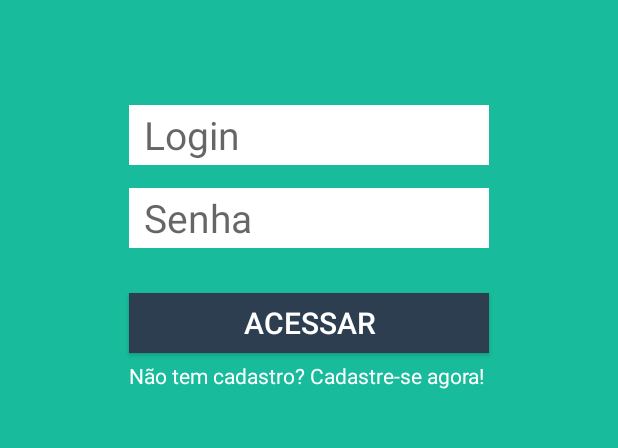
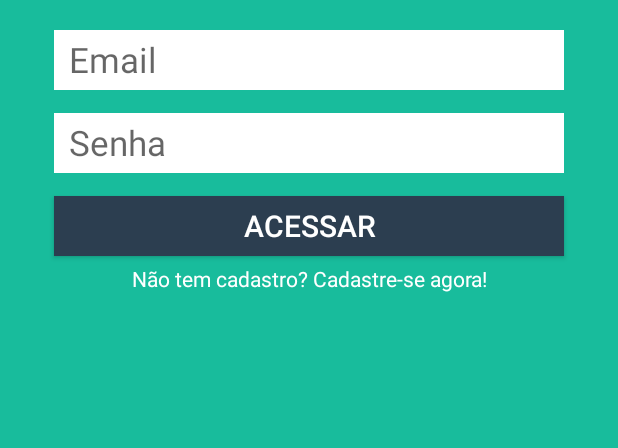
Before and after one commit to vicanalles/maoaberta, an Android app: the screen it shows after launch (LoginActivity), on a phone screen of 412 x 824 dp, the part 354-802 px from its top. Run offline under Robolectric (Android 15) with nearby library versions, the phone set to English and light mode, and no system bars; our stand-ins replace CircleImageView.

Commit message:
Alteracoes de layout na tela de cadastro e login

```diff
--- a/app/src/main/java/com/maoaberta/vinicius/maoaberta/presentation/ui/activity/CadastroActivity.java
+++ b/app/src/main/java/com/maoaberta/vinicius/maoaberta/presentation/ui/activity/CadastroActivity.java
@@ -2,11 +2,14 @@ package com.maoaberta.vinicius.maoaberta.presentation.ui.activity;
 
 import android.content.res.ColorStateList;
 import android.graphics.Color;
+import android.graphics.Typeface;
 import android.os.Bundle;
 import android.support.annotation.Nullable;
 import android.support.design.widget.TabLayout;
 import android.support.v4.view.ViewPager;
 import android.support.v7.app.AppCompatActivity;
+import android.view.LayoutInflater;
+import android.widget.TextView;
 
 import com.maoaberta.vinicius.maoaberta.R;
 import com.maoaberta.vinicius.maoaberta.presentation.ui.adapter.ViewPagerAdapter;
@@ -41,5 +44,12 @@ public class CadastroActivity extends AppCompatActivity {
         tabs.setTabTextColors(ColorStateList.valueOf(Color.WHITE));
         tabs.setSelectedTabIndicatorColor(Color.WHITE);
         tabs.setupWithViewPager(pager);
+
+        //Definição da fonte e da cor do texto das tabs
+        for(int i = 0; i < tabs.getTabCount(); i++){
+            TextView tv = (TextView) LayoutInflater.from(this).inflate(R.layout.custom_tab, null);
+            tv.setTypeface(Typeface.SANS_SERIF);
+            tabs.getTabAt(i).setCustomView(tv);
+        }
     }
 }
--- a/app/src/main/java/com/maoaberta/vinicius/maoaberta/presentation/ui/activity/LoginActivity.java
+++ b/app/src/main/java/com/maoaberta/vinicius/maoaberta/presentation/ui/activity/LoginActivity.java
@@ -4,6 +4,7 @@ import android.content.Intent;
 import android.os.Bundle;
 import android.support.v7.app.AppCompatActivity;
 import android.view.View;
+import android.widget.EditText;
 import android.widget.TextView;
 
 import com.maoaberta.vinicius.maoaberta.R;
@@ -15,12 +16,16 @@ import com.maoaberta.vinicius.maoaberta.R;
 public class LoginActivity extends AppCompatActivity{
 
     TextView textViewAbrirCadastro;
+    EditText editTextEmail;
+    EditText editTextPassword;
 
     @Override
     protected void onCreate(Bundle savedInstanceState) {
         super.onCreate(savedInstanceState);
         setContentView(R.layout.activity_login);
 
+        editTextEmail = (EditText) findViewById(R.id.edit_text_login);
+        editTextPassword = (EditText) findViewById(R.id.edit_text_password);
         textViewAbrirCadastro = (TextView) findViewById(R.id.text_view_abrir_cadastro);
 
         textViewAbrirCadastro.setOnClickListener(new View.OnClickListener() {
--- a/app/src/main/res/layout/activity_cadastro.xml
+++ b/app/src/main/res/layout/activity_cadastro.xml
@@ -1,7 +1,6 @@
 <?xml version="1.0" encoding="utf-8"?>
 <LinearLayout xmlns:android="http://schemas.android.com/apk/res/android"
     xmlns:app="http://schemas.android.com/apk/res-auto"
-    xmlns:tools="http://schemas.android.com/tools"
     android:layout_width="match_parent"
     android:layout_height="match_parent"
     android:background="@color/backgroundColorApp"
--- a/app/src/main/res/layout/activity_login.xml
+++ b/app/src/main/res/layout/activity_login.xml
@@ -23,51 +23,54 @@
 
         <EditText
             android:id="@+id/edit_text_login"
-            android:layout_width="240dp"
+            android:layout_width="340dp"
             android:layout_height="40dp"
             android:layout_below="@id/image_view_logo_app_login"
             android:layout_centerHorizontal="true"
-            android:layout_marginTop="70dp"
+            android:layout_marginTop="20dp"
             android:background="@color/textColorApp"
-            android:hint="Login"
+            android:hint="Email"
+            android:inputType="text"
             android:paddingLeft="10dp"
             android:textColor="@android:color/black"
-            android:textSize="26sp" />
+            android:textSize="23sp" />
 
         <EditText
             android:id="@+id/edit_text_password"
-            android:layout_width="240dp"
+            android:layout_width="340dp"
             android:layout_height="40dp"
             android:layout_below="@id/edit_text_login"
+            android:layout_centerHorizontal="true"
             android:layout_marginTop="15dp"
             android:background="@color/textColorApp"
             android:hint="Senha"
+            android:inputType="text"
             android:paddingLeft="10dp"
             android:textColor="@android:color/black"
-            android:textSize="26sp"
-            android:layout_centerHorizontal="true"/>
+            android:textSize="23sp" />
 
         <Button
             android:id="@+id/button_login_app"
-            android:layout_width="240dp"
+            android:layout_width="340dp"
             android:layout_height="40dp"
             android:layout_below="@id/edit_text_password"
-            android:layout_marginTop="30dp"
+            android:layout_centerHorizontal="true"
+            android:layout_marginTop="15dp"
             android:background="@color/tabLayoutBottomColor"
             android:text="Acessar"
             android:textColor="@color/textColorApp"
-            android:textSize="20sp"
-            android:layout_centerHorizontal="true"/>
+            android:textSize="20sp" />
 
         <TextView
             android:id="@+id/text_view_abrir_cadastro"
-            android:layout_width="240dp"
+            android:layout_width="340dp"
             android:layout_height="20dp"
             android:layout_below="@id/button_login_app"
+            android:layout_centerHorizontal="true"
             android:layout_marginTop="5dp"
             android:text="Não tem cadastro? Cadastre-se agora!"
-            android:textColor="@color/textColorApp"
-            android:layout_centerHorizontal="true"/>
+            android:textAlignment="center"
+            android:textColor="@color/textColorApp" />
     </RelativeLayout>
 
 </LinearLayout>
--- /dev/null
+++ b/app/src/main/res/layout/custom_tab.xml
@@ -0,0 +1,11 @@
+<?xml version="1.0" encoding="utf-8"?>
+<TextView xmlns:android="http://schemas.android.com/apk/res/android"
+    android:id="@android:id/text1"
+    android:layout_width="match_parent"
+    android:layout_height="match_parent"
+    android:textSize="20sp"
+    android:textColor="@color/textColorApp"
+    android:textStyle="normal"
+    android:gravity="center">
+
+</TextView>
```
